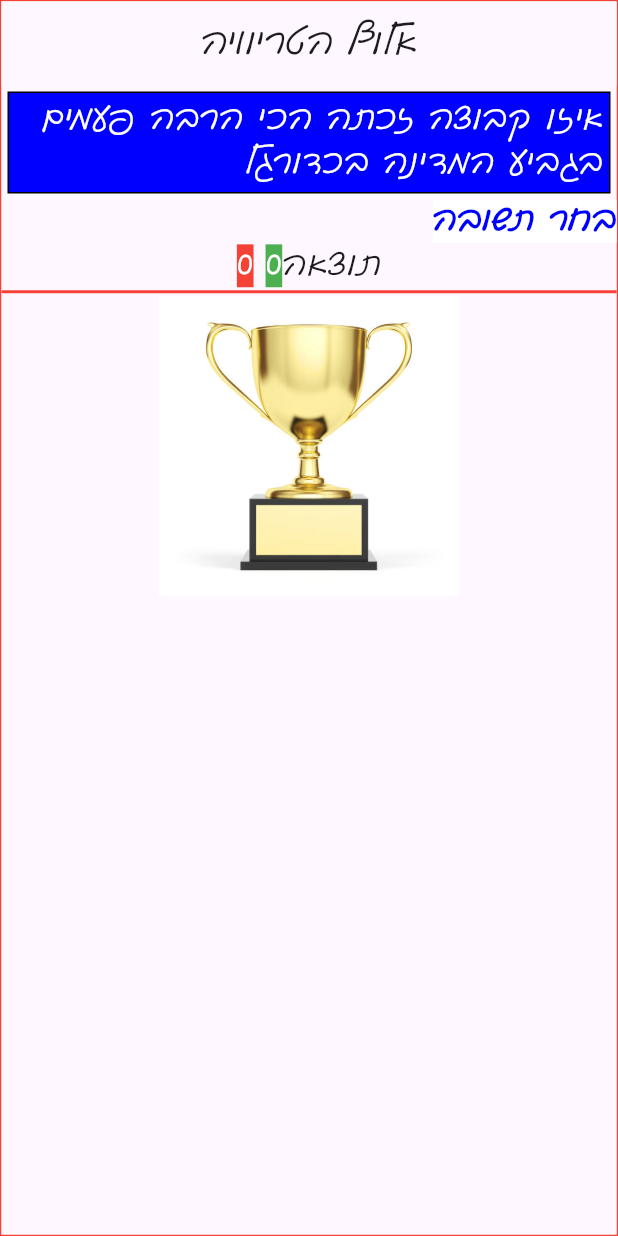
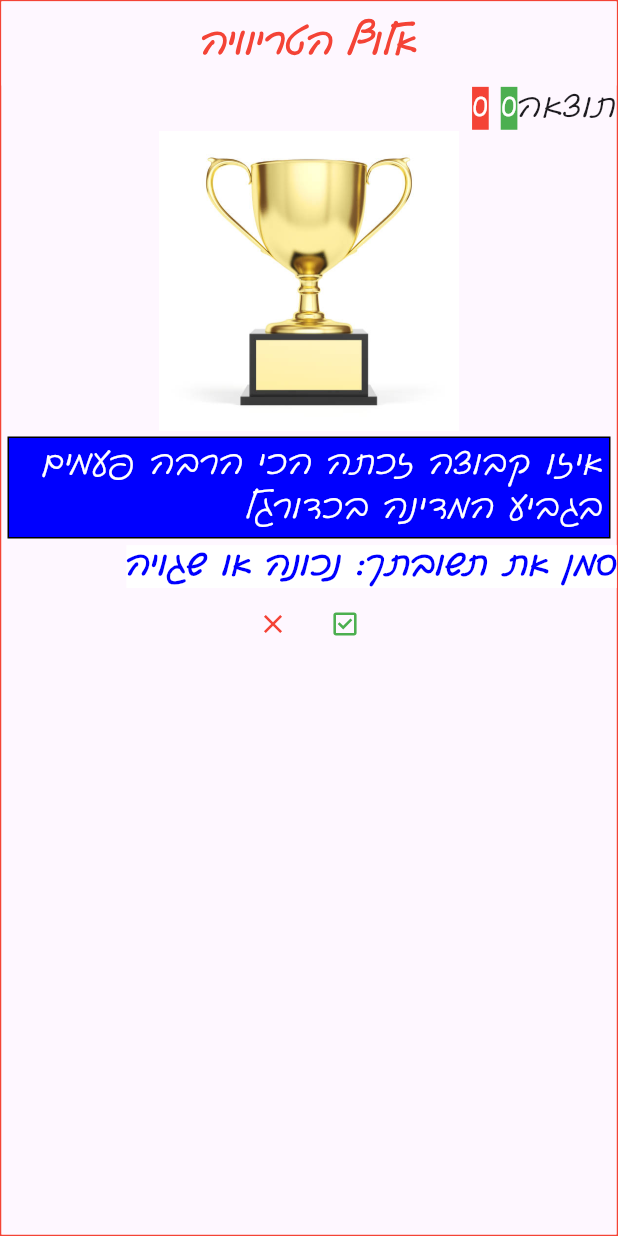
Before and after one commit to patishavir/trivia_guru, a Flutter app: the screen it shows after launch, on a phone screen of 412 x 824 dp. Run offline on Flutter 3.47's test engine with Material 3 defaults, Android fonts, the phone set to English and light mode, and no system bars; our stand-ins replace confetti, flutter_svg, get; missing offline and left inert: blinking_text.

Commit message:
trivia_guru commit 20240415

```diff
--- a/lib/l10n/languages.dart
+++ b/lib/l10n/languages.dart
@@ -15,6 +15,7 @@ class Languages extends Translations {
           "new_game" : "New game",
           "game_over": "The game is over !",
           "out_of_questions": "We have run out of questions\nThe game is over !",
+          "grade_your_answer": "Grade your answer: (correct or wrong)",
         },
         'he_IL': {
           "select_an_answer": "בחר תשובה",
@@ -28,6 +29,7 @@ class Languages extends Translations {
           "new_game": "משחק חדש",
           "game_over": "המשחק נגמר !",
           "out_of_questions": "נגמרו לנו השאלות\nהמשחק נגמר !",
+          "grade_your_answer": "סמן את תשובתך: נכונה או שגויה",
         },
       };
 }
--- a/lib/main.dart
+++ b/lib/main.dart
@@ -18,7 +18,7 @@ void main() {
   runApp(
    GetMaterialApp(
       translations: Languages(),
-      locale: GameConfig.currentLocale,
+      locale: GameConfig.hebrewIlLocale,
       getPages: routes,
       debugShowCheckedModeBanner: false,
       title: "Trivia Guru",
--- a/lib/views/home_page.dart
+++ b/lib/views/home_page.dart
@@ -1,5 +1,6 @@
 import 'package:flutter/material.dart';
 import 'package:get/get.dart';
+import 'package:flutter_svg/flutter_svg.dart';
 import '../model/score.dart';
 import '../common/logging_utils.dart';
 import '../config/game_config.dart';
@@ -9,13 +10,13 @@ import '../utils/questions_utils.dart';
 import '../controllers/game_state_controller.dart';
 
 class HomePage extends StatelessWidget {
-
   late BuildContext context;
   late Question question;
   bool isCorrectAnswer = false;
-  final GameStateController gameStateController = Get.put(GameStateController());
+  final GameStateController gameStateController =
+      Get.put(GameStateController());
+
   HomePage({super.key});
-
 
   @override
   Widget build(BuildContext context) {
@@ -31,8 +32,13 @@ class HomePage extends StatelessWidget {
         child: Scaffold(
           appBar: AppBar(
             // title: Text(widget.title),
+            // title: Text(
+            //   "app_title".tr,
+            // ),
             title: Text(
               "app_title".tr,
+              style: const TextStyle(
+                  fontWeight: FontWeight.bold, color: Colors.red),
             ),
             centerTitle: true,
           ),
@@ -58,7 +64,13 @@ class HomePage extends StatelessWidget {
     LoggingUtils.writeLog(
         "Starting getWidgetList in home_page ... gameState: ${gameStateController.gameState}");
     List<Widget> widgetList = [];
+    widgetList.add(getScoreRow());
     question = QuestionsUtils.getQuestion(SessionData.currentQuestionIndex);
+
+    if (gameStateController.gameState == GameStateEnum.displayQuestion &&
+        question.qimage!.isNotEmpty) {
+      widgetList.add(getQuestionImage(question.qimage));
+    }
 
     widgetList.add(
       getQuestionWidget(),
@@ -67,17 +79,13 @@ class HomePage extends StatelessWidget {
     widgetList.add(
       getSelectAnAnswerRow(),
     );
-    widgetList.add(getScoreWidget());
+
     if (GameConfig.multipleChoiceQuestions) {
       widgetList.addAll(getAnswerButtons());
+    } else {
+      widgetList.add(getRightWrongAnswerButtons());
     }
 
-    // add divider
-    widgetList.add(getDivider());
-    if (gameStateController.gameState == GameStateEnum.displayQuestion &&
-        question.qimage!.isNotEmpty) {
-      widgetList.add(getQuestionImage(question.qimage));
-    }
     // add answer text, image
     if (gameStateController.gameState == GameStateEnum.displayAnswer) {
       if (question.aimage!.isNotEmpty) {
@@ -86,38 +94,6 @@ class HomePage extends StatelessWidget {
       widgetList.add(getAnswerTextWidget());
     }
     return widgetList;
-  }
-
-  void processAnswerButtonClick(int i) {
-    LoggingUtils.writeLog(
-        "Starting processAnswerButtonClick in home_page ... Button: $i");
-    SessionData.selectedAnswer = i + 1;
-    question = QuestionsUtils.getQuestion(SessionData.currentQuestionIndex);
-    isCorrectAnswer =
-        (question.correctanswerindex == SessionData.selectedAnswer);
-    if (isCorrectAnswer) {
-      Score.incrementCorrectAnswers();
-    } else {
-      Score.incrementWrongAnswers();
-    }
-    LoggingUtils.writeLog(
-        'selected answer ${SessionData.selectedAnswer} is $isCorrectAnswer');
-    gameStateController.setGameState(GameStateEnum.displayQuestion);
-  }
-
-  void processNextQuestionButtonPress() {
-    SessionData.incrementCurrentQuestionIndex();
-    LoggingUtils.writeLog(
-        "Starting processNextQuestionButtonPress in home_page ... SessionData.currentQuestionIndex: ${SessionData.currentQuestionIndex}  GameConfig.questionsPerGame: ${GameConfig.questionsPerGame}");
-    if ((SessionData.currentGameQuestionIndex) >= GameConfig.questionsPerGame) {
-      Get.offAllNamed('/confettiPage');
-    } else if ((SessionData.currentQuestionIndex) >=
-        GameConfig.questionsPerGame) {
-      Get.offAllNamed('/outOfQuestions');
-    } else {
-      gameStateController.setGameState(GameStateEnum.displayQuestion);
-      SessionData.selectedAnswer = 0;
-    }
   }
 
   Widget getQuestionImage(String imageName) {
@@ -157,7 +133,9 @@ class HomePage extends StatelessWidget {
       children: [
         gameStateController.gameState == GameStateEnum.displayQuestion
             ? Text(
-                "select_an_answer".tr,
+                GameConfig.multipleChoiceQuestions
+                    ? "select_an_answer".tr
+                    : "grade_your_answer".tr,
                 style: const TextStyle(
                   fontSize: GameConfig.fontSize,
                   fontWeight: FontWeight.bold,
@@ -181,15 +159,15 @@ class HomePage extends StatelessWidget {
                   processNextQuestionButtonPress();
                 },
               ),
-
       ],
     );
   }
 
-  Widget getScoreWidget () {
-    return Row (
-        children: [
-      const Spacer(),
+  Row getScoreRow() {
+    return Row(
+      mainAxisAlignment: MainAxisAlignment.start,
+      children: <Widget>[
+        //  const Spacer(),
         Text("score".tr, style: Theme.of(context).textTheme.bodyLarge),
         Text(
           Score.correctAnswers.toString(),
@@ -208,7 +186,6 @@ class HomePage extends StatelessWidget {
               backgroundColor: Colors.red,
               color: Colors.white),
         ),
-      const Spacer(),
       ],
     );
   }
@@ -233,11 +210,13 @@ class HomePage extends StatelessWidget {
         Container(
           margin: const EdgeInsets.all(10.0),
           child: TextButton(
-            onPressed: (gameStateController.gameState == GameStateEnum.displayQuestion)
+            onPressed:
+                (gameStateController.gameState == GameStateEnum.displayQuestion)
                     ? () {
                         LoggingUtils.writeLog("inside answerButton onPressed");
                         processAnswerButtonClick(i);
-                    gameStateController.setGameState(GameStateEnum.displayAnswer);
+                        gameStateController
+                            .setGameState(GameStateEnum.displayAnswer);
                       }
                     : null,
             style: TextButton.styleFrom(
@@ -254,6 +233,36 @@ class HomePage extends StatelessWidget {
     return answerButtonList;
   }
 
+  Widget getRightWrongAnswerButtons() {
+    double iconWidth = MediaQuery.of(context).size.width / 20.0;
+    double iconHeight = iconWidth;
+    return Row(
+      mainAxisAlignment: MainAxisAlignment.center,
+      children: [
+        IconButton(
+          onPressed: () => Score.incrementCorrectAnswers(),
+          icon: SvgPicture.asset(
+            "assets/icons/check_box.svg",
+            colorFilter: const ColorFilter.mode(Colors.green, BlendMode.srcIn),
+            semanticsLabel: 'Correct answer',
+            width: iconWidth,
+            height: iconHeight,
+          ),
+        ),
+        IconButton(
+          onPressed: () => Score.incrementWrongAnswers(),
+          icon: SvgPicture.asset(
+            "assets/icons/close.svg",
+            colorFilter: const ColorFilter.mode(Colors.red, BlendMode.srcIn),
+            semanticsLabel: 'Wrong answer',
+            width: iconWidth,
+            height: iconHeight,
+          ),
+        ),
+      ],
+    );
+  }
+
   Widget getAnswerTextWidget() {
     LoggingUtils.writeLog(
         "Starting getAnswerTextWidget in home_page_widgets ...");
@@ -264,12 +273,35 @@ class HomePage extends StatelessWidget {
     );
   }
 
-  Widget getDivider() {
-    LoggingUtils.writeLog("Starting getDivider ...");
-    return const Divider(
-      color: Colors.red,
-      height: 5.0,
-      thickness: 2.0,
-    );
+  void processAnswerButtonClick(int i) {
+    LoggingUtils.writeLog(
+        "Starting processAnswerButtonClick in home_page ... Button: $i");
+    SessionData.selectedAnswer = i + 1;
+    question = QuestionsUtils.getQuestion(SessionData.currentQuestionIndex);
+    isCorrectAnswer =
+        (question.correctanswerindex == SessionData.selectedAnswer);
+    if (isCorrectAnswer) {
+      Score.incrementCorrectAnswers();
+    } else {
+      Score.incrementWrongAnswers();
+    }
+    LoggingUtils.writeLog(
+        'selected answer ${SessionData.selectedAnswer} is $isCorrectAnswer');
+    gameStateController.setGameState(GameStateEnum.displayQuestion);
+  }
+
+  void processNextQuestionButtonPress() {
+    SessionData.incrementCurrentQuestionIndex();
+    LoggingUtils.writeLog(
+        "Starting processNextQuestionButtonPress in home_page ... SessionData.currentQuestionIndex: ${SessionData.currentQuestionIndex}  GameConfig.questionsPerGame: ${GameConfig.questionsPerGame}");
+    if ((SessionData.currentGameQuestionIndex) >= GameConfig.questionsPerGame) {
+      Get.offAllNamed('/confettiPage');
+    } else if ((SessionData.currentQuestionIndex) >=
+        GameConfig.questionsPerGame) {
+      Get.offAllNamed('/outOfQuestions');
+    } else {
+      gameStateController.setGameState(GameStateEnum.displayQuestion);
+      SessionData.selectedAnswer = 0;
     }
   }
+}
--- a/pubspec.yaml
+++ b/pubspec.yaml
@@ -21,6 +21,7 @@ dependencies:
   path_provider: ^2.1.2
   path: ^1.8.3
   get: ^4.6.6
+  flutter_svg: ^2.0.10+1
 
 dev_dependencies:
   flutter_test:
@@ -35,6 +36,7 @@ flutter:
   assets:
     - assets/questions/
     - assets/images/
+    - assets/icons/
   fonts:
     - family: NovaSlim
       fonts:
```
Also changed, not shown: assets/icons/check_box.svg (added), assets/icons/close.svg (added), pubspec.lock. Lines whose indentation alone changed are shown as unchanged.
